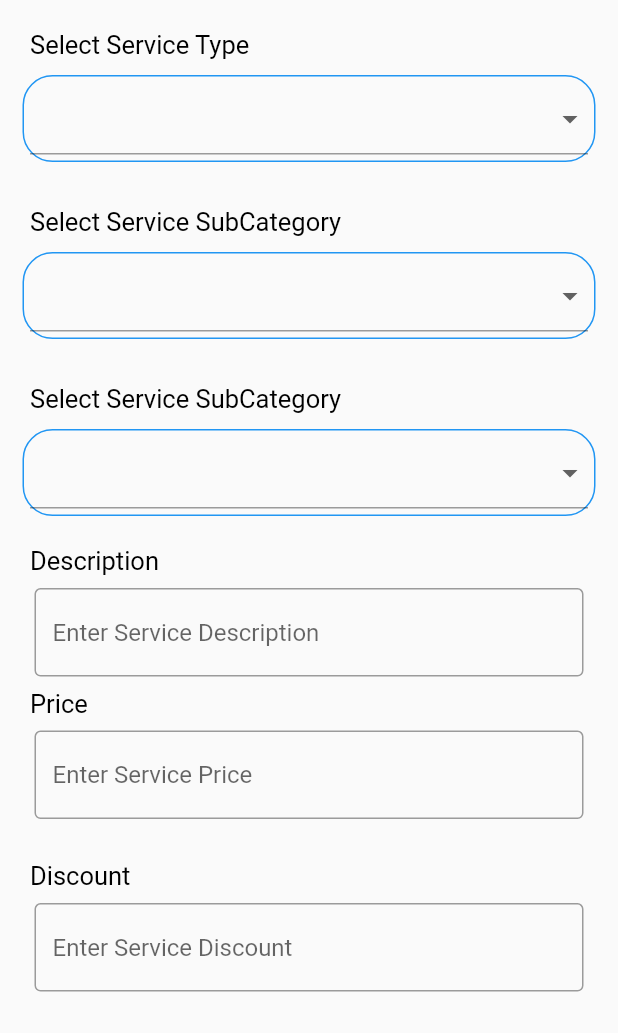
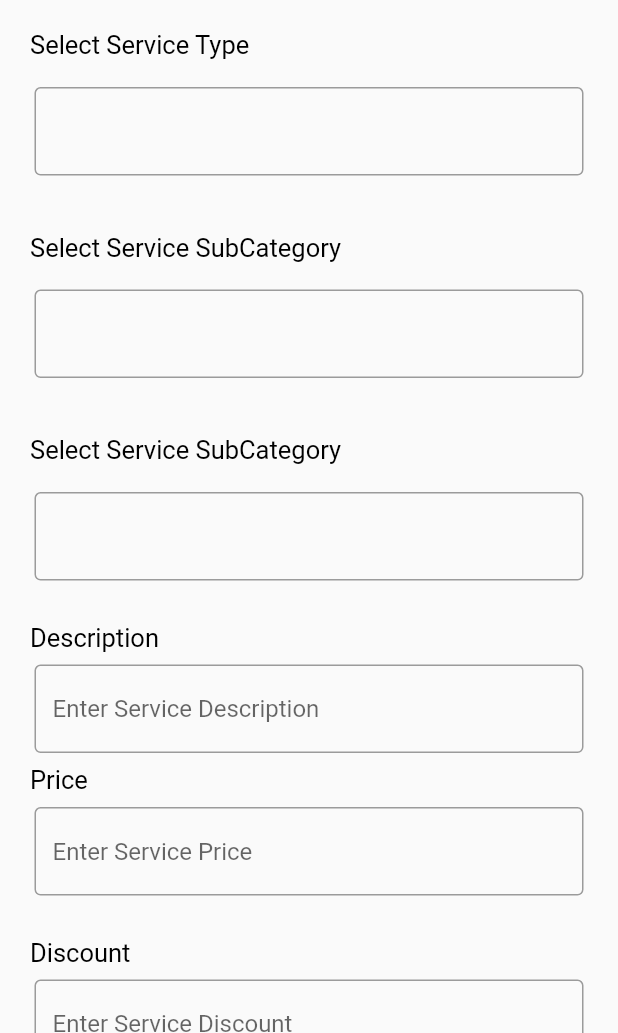
Before and after one commit to numanjaved14/City_Max_Admin, a Flutter app: the ServiceEdit screen opened directly with empty values, on a phone screen of 412 x 824 dp, the part 203-1236 px from its top. Run offline on Flutter 3.47's test engine with Material 2 defaults, Android fonts, the phone set to English and light mode, and no system bars; our stand-ins replace cloud_firestore, date_time_picker, firebase_auth, firebase_core, flutter_rating_bar, flutter_spinkit and 3 more; accounts and stored records are empty.

Commit message:
Final Release 9-9-22

```diff
--- a/lib/eidt/service_edit.dart
+++ b/lib/eidt/service_edit.dart
@@ -1,5 +1,6 @@
 import 'package:city_max_admin/database/database.dart';
 import 'package:city_max_admin/main/mainscreen.dart';
+import 'package:city_max_admin/utils/utils.dart';
 import 'package:flutter/material.dart';
 import 'package:toast/toast.dart';
 
@@ -305,31 +306,46 @@ class _ServiceEditState extends State<ServiceEdit> {
                 height: 10,
               ),
               Container(
-                decoration: BoxDecoration(
-                    borderRadius: BorderRadius.circular(20),
-                    border: Border.all(color: Colors.blue)),
                 margin: EdgeInsets.only(left: 15, right: 15),
                 child: Padding(
-                  padding: const EdgeInsets.all(4.0),
-                  child: DropdownButtonFormField<String>(
-                    isExpanded: true,
-                    value: _make,
-                    items: serviceCategory
-                        .map((label) => DropdownMenuItem(
-                              child: Text(label.toString()),
-                              value: label,
-                            ))
-                        .toList(),
-                    onChanged: (value) {
-                      setState(() {
-                        _make = value;
-                        _model = null;
-                        print(value);
-                      });
-                    },
+                  padding: EdgeInsets.symmetric(horizontal: 8, vertical: 8),
+                  child: TextField(
+                    focusNode: AlwaysDisabledFocusNode(),
+                    enableInteractiveSelection: false,
+                    keyboardType: TextInputType.number,
+                    decoration: InputDecoration(
+                      border: const OutlineInputBorder(),
+                      labelText: _make ?? 'Service Type',
+                    ),
                   ),
                 ),
               ),
+              // Container(
+              //   decoration: BoxDecoration(
+              //       borderRadius: BorderRadius.circular(20),
+              //       border: Border.all(color: Colors.blue)),
+              //   margin: EdgeInsets.only(left: 15, right: 15),
+              //   child: Padding(
+              //     padding: const EdgeInsets.all(4.0),
+              //     child: DropdownButtonFormField<String>(
+              //       isExpanded: true,
+              //       value: _make,
+              //       items: serviceCategory
+              //           .map((label) => DropdownMenuItem(
+              //                 child: Text(label.toString()),
+              //                 value: label,
+              //               ))
+              //           .toList(),
+              //       onChanged: (value) {
+              //         setState(() {
+              //           _make = value;
+              //           _model = null;
+              //           print(value);
+              //         });
+              //       },
+              //     ),
+              //   ),
+              // ),
               SizedBox(
                 height: 20,
               ),
@@ -347,30 +363,45 @@ class _ServiceEditState extends State<ServiceEdit> {
                 height: 10,
               ),
               Container(
-                decoration: BoxDecoration(
-                    borderRadius: BorderRadius.circular(20),
-                    border: Border.all(color: Colors.blue)),
                 margin: EdgeInsets.only(left: 15, right: 15),
                 child: Padding(
-                  padding: const EdgeInsets.all(4.0),
-                  child: DropdownButtonFormField<String>(
-                    isExpanded: true,
-                    value: _model,
-                    items: _selectModel(_make)
-                        .map((label) => DropdownMenuItem(
-                              child: Text(label.toString()),
-                              value: label,
-                            ))
-                        .toList(),
-                    onChanged: (value) {
-                      setState(() {
-                        _model = value;
-                        print(value);
-                      });
-                    },
+                  padding: EdgeInsets.symmetric(horizontal: 8, vertical: 8),
+                  child: TextField(
+                    focusNode: AlwaysDisabledFocusNode(),
+                    enableInteractiveSelection: false,
+                    keyboardType: TextInputType.number,
+                    decoration: InputDecoration(
+                      border: const OutlineInputBorder(),
+                      labelText: _model ?? 'Service Type',
+                    ),
                   ),
                 ),
               ),
+              // Container(
+              //   decoration: BoxDecoration(
+              //       borderRadius: BorderRadius.circular(20),
+              //       border: Border.all(color: Colors.blue)),
+              //   margin: EdgeInsets.only(left: 15, right: 15),
+              //   child: Padding(
+              //     padding: const EdgeInsets.all(4.0),
+              //     child: DropdownButtonFormField<String>(
+              //       isExpanded: true,
+              //       value: _model,
+              //       items: _selectModel(_make)
+              //           .map((label) => DropdownMenuItem(
+              //                 child: Text(label.toString()),
+              //                 value: label,
+              //               ))
+              //           .toList(),
+              //       onChanged: (value) {
+              //         setState(() {
+              //           _model = value;
+              //           print(value);
+              //         });
+              //       },
+              //     ),
+              //   ),
+              // ),
               SizedBox(
                 height: 20,
               ),
@@ -388,30 +419,45 @@ class _ServiceEditState extends State<ServiceEdit> {
                 height: 10,
               ),
               Container(
-                decoration: BoxDecoration(
-                    borderRadius: BorderRadius.circular(20),
-                    border: Border.all(color: Colors.blue)),
                 margin: EdgeInsets.only(left: 15, right: 15),
                 child: Padding(
-                  padding: const EdgeInsets.all(4.0),
-                  child: DropdownButtonFormField<String>(
-                    isExpanded: true,
-                    value: _subCat,
-                    items: _selectSubModel(_model)
-                        .map((label) => DropdownMenuItem(
-                              child: Text(label.toString()),
-                              value: label,
-                            ))
-                        .toList(),
-                    onChanged: (value) {
-                      setState(() {
-                        _subCat = value;
-                        print(value);
-                      });
-                    },
+                  padding: EdgeInsets.symmetric(horizontal: 8, vertical: 8),
+                  child: TextField(
+                    focusNode: AlwaysDisabledFocusNode(),
+                    enableInteractiveSelection: false,
+                    keyboardType: TextInputType.number,
+                    decoration: InputDecoration(
+                      border: const OutlineInputBorder(),
+                      labelText: _subCat ?? 'Service Type',
+                    ),
                   ),
                 ),
               ),
+              // Container(
+              //   decoration: BoxDecoration(
+              //       borderRadius: BorderRadius.circular(20),
+              //       border: Border.all(color: Colors.blue)),
+              //   margin: EdgeInsets.only(left: 15, right: 15),
+              //   child: Padding(
+              //     padding: const EdgeInsets.all(4.0),
+              //     child: DropdownButtonFormField<String>(
+              //       isExpanded: true,
+              //       value: _subCat,
+              //       items: _selectSubModel(_model)
+              //           .map((label) => DropdownMenuItem(
+              //                 child: Text(label.toString()),
+              //                 value: label,
+              //               ))
+              //           .toList(),
+              //       onChanged: (value) {
+              //         setState(() {
+              //           _subCat = value;
+              //           print(value);
+              //         });
+              //       },
+              //     ),
+              //   ),
+              // ),
               SizedBox(
                 height: 20,
               ),
@@ -552,6 +598,8 @@ class _ServiceEditState extends State<ServiceEdit> {
                 child: Padding(
                   padding: EdgeInsets.symmetric(horizontal: 8, vertical: 8),
                   child: TextField(
+                    focusNode: AlwaysDisabledFocusNode(),
+                    enableInteractiveSelection: false,
                     controller: vatController,
                     keyboardType: TextInputType.number,
                     decoration: InputDecoration(
--- a/lib/utils/utils.dart
+++ b/lib/utils/utils.dart
@@ -1,4 +1,3 @@
-
 import 'dart:io';
 
 import 'package:flutter/cupertino.dart';
@@ -8,16 +7,20 @@ import 'package:image_picker/image_picker.dart';
 //Image Picker Code
 pickImage(ImageSource source) async {
   final ImagePicker imagePicker = ImagePicker();
-  XFile ? file = await imagePicker.pickImage(source: source);
+  XFile? file = await imagePicker.pickImage(source: source);
 
-  if(file != null){
+  if (file != null) {
     return await file.readAsBytes();
   }
   print('No Image Selected');
 }
 
+/// SnakBar Code
+showSnakBar(String contexts, BuildContext context) {
+  ScaffoldMessenger.of(context).showSnackBar(SnackBar(content: Text(contexts)));
+}
 
-/// SnakBar Code
-showSnakBar(String contexts,BuildContext context){
- ScaffoldMessenger.of(context).showSnackBar(SnackBar(content: Text(contexts)));
+class AlwaysDisabledFocusNode extends FocusNode {
+  @override
+  bool get hasFocus => false;
 }
```
Also changed, not shown: lib/appointments/widget/apointment_detail_widget.dart (+18 -6 lines).
